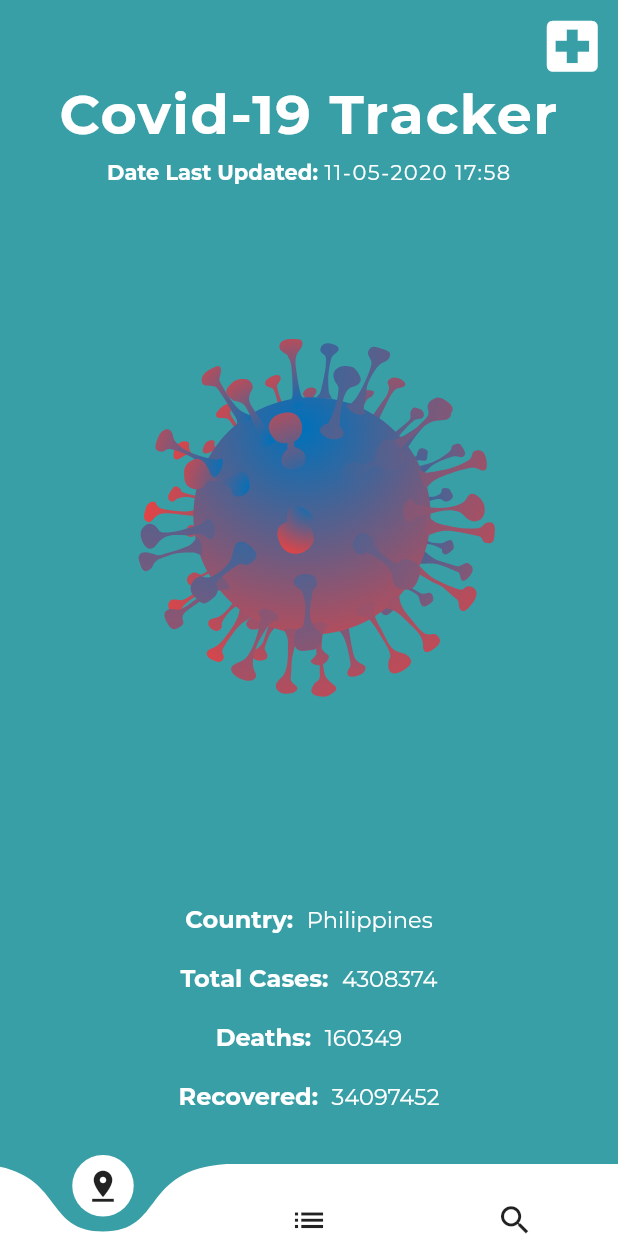
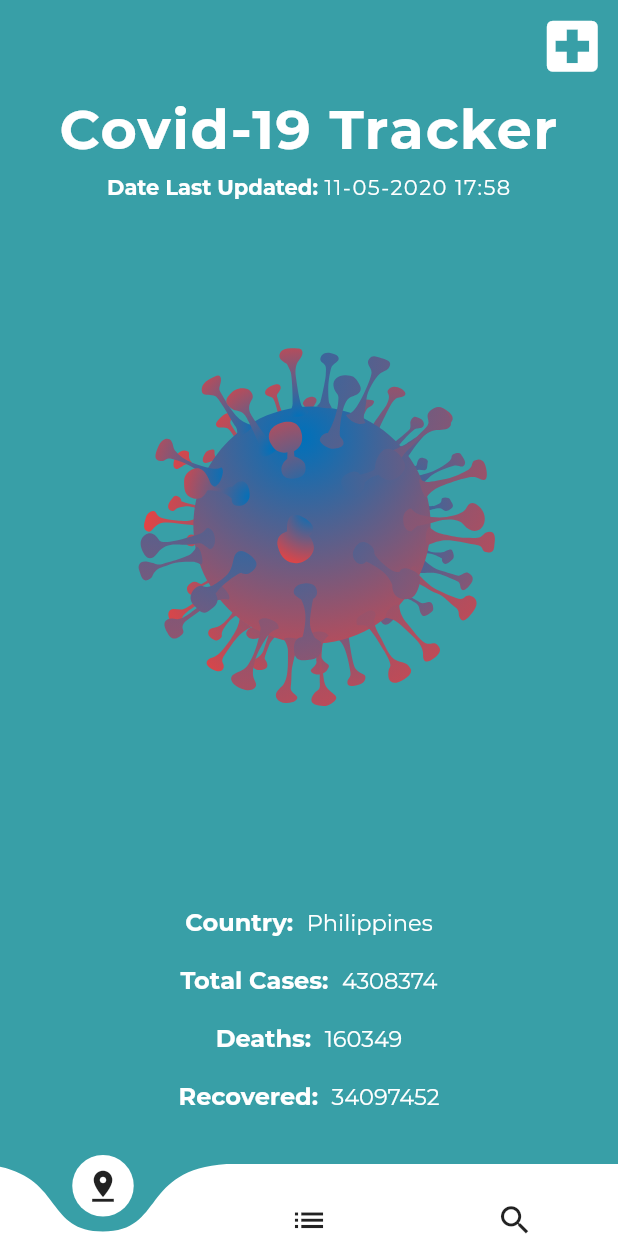
Before and after one commit to amiel-git/covid-tracker, a Flutter app: the screen it shows after launch, on a phone screen of 412 x 824 dp. Run offline on Flutter 3.47's test engine with Material 2 defaults, Android fonts, the phone set to English and light mode, and no system bars; drawn by our look-alikes of curved_navigation_bar; our stand-ins replace lottie.

Commit message:
Added the networking file and adjusted some UI things.. will continue tomorrow

```diff
--- a/lib/screens/locationScreen.dart
+++ b/lib/screens/locationScreen.dart
@@ -27,7 +27,7 @@ class _LocationScreenState extends State<LocationScreen> {
         body: SafeArea(
           child: Column(
             crossAxisAlignment: CrossAxisAlignment.stretch,
-            mainAxisAlignment: MainAxisAlignment.spaceBetween,
+            mainAxisAlignment: MainAxisAlignment.spaceAround,
             children: <Widget>[
               Container(
                 child: Align(
@@ -37,6 +37,9 @@ class _LocationScreenState extends State<LocationScreen> {
                     child: Icon(Icons.local_hospital,color: Colors.white,size: 45.0,),
                   ),
                 ),
+              ),
+              SizedBox(
+                height: 10.0,
               ),
               Column(
                 children: <Widget>[
--- a/lib/tools/networking.dart
+++ b/lib/tools/networking.dart
@@ -0,0 +1,10 @@
+import 'package:http/http.dart';
+
+class NetworkHelper {
+
+
+
+
+
+
+}
--- a/pubspec.yaml
+++ b/pubspec.yaml
@@ -25,6 +25,7 @@ dependencies:
     sdk: flutter
   lottie: ^0.7.0+1
   curved_navigation_bar: ^0.3.4
+  http: ^0.12.2
   cupertino_icons: ^0.1.3
 
 dev_dependencies:
```
Also changed, not shown: pubspec.lock.
